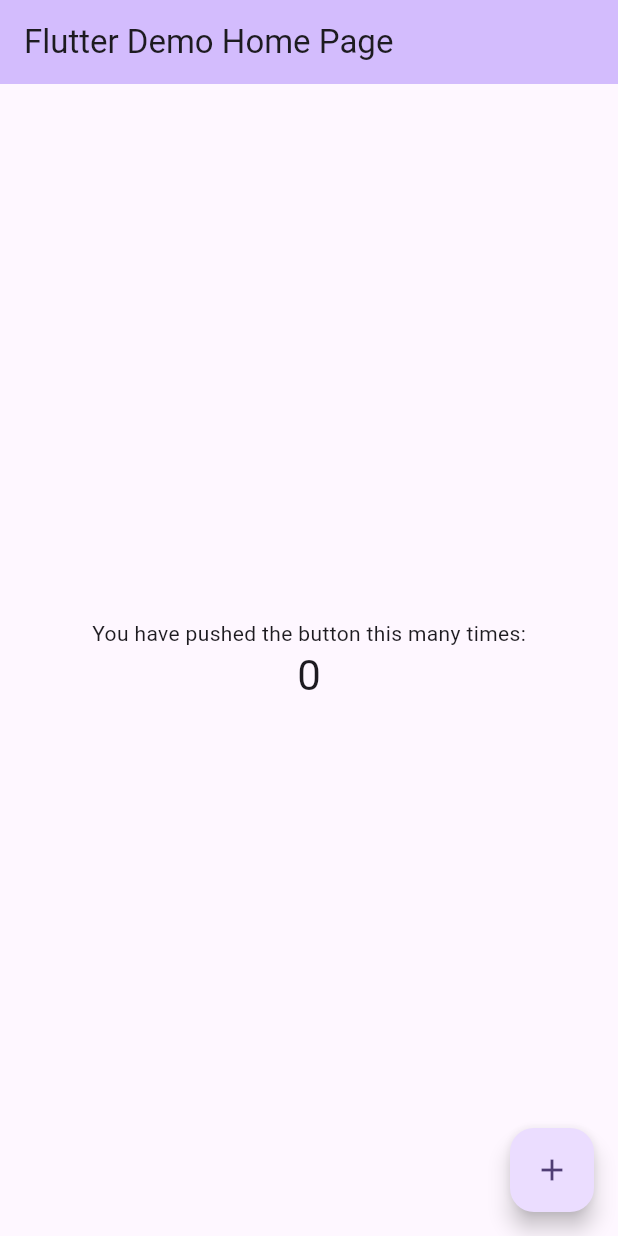
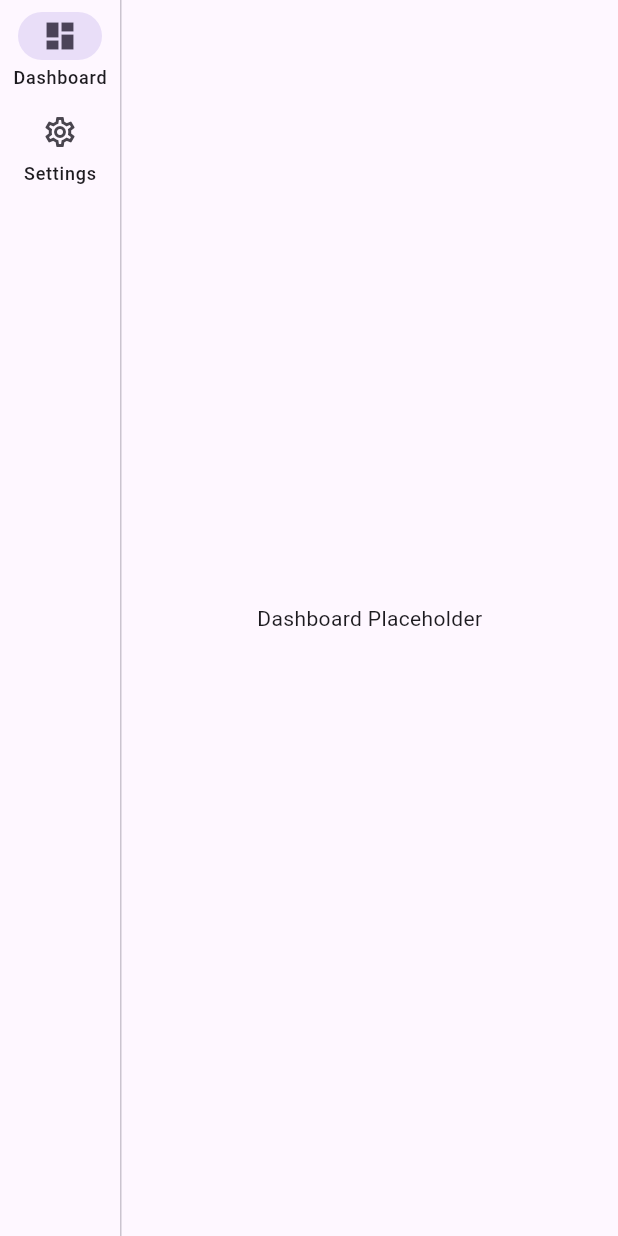
Before and after one commit to felements/flatplan, a Flutter app: the screen it shows after launch, on a phone screen of 412 x 824 dp. Run offline on Flutter 3.47's test engine with Material 3 defaults, Android fonts, the phone set to English and light mode, and no system bars; our stand-ins replace freezed_annotation, go_router, hooks_riverpod, riverpod_annotation, yaml; missing offline and left inert: json2yaml; generated files the repository leaves out were written again.

Commit message:
feat: Initialize Flutter application with Riverpod for state management and GoRouter for navigation, including core views and data providers.

```diff
--- a/lib/main.dart
+++ b/lib/main.dart
@@ -1,122 +1,24 @@
 import 'package:flutter/material.dart';
+import 'package:hooks_riverpod/hooks_riverpod.dart';
+import 'src/routing/app_router.dart';
 
 void main() {
-  runApp(const MyApp());
+  runApp(const ProviderScope(child: MyApp()));
 }
 
-class MyApp extends StatelessWidget {
+class MyApp extends ConsumerWidget {
   const MyApp({super.key});
 
-  // This widget is the root of your application.
   @override
-  Widget build(BuildContext context) {
-    return MaterialApp(
-      title: 'Flutter Demo',
+  Widget build(BuildContext context, WidgetRef ref) {
+    final router = ref.watch(appRouterProvider);
+
+    return MaterialApp.router(
+      title: 'FlatPlan',
       theme: ThemeData(
-        // This is the theme of your application.
-        //
-        // TRY THIS: Try running your application with "flutter run". You'll see
-        // the application has a purple toolbar. Then, without quitting the app,
-        // try changing the seedColor in the colorScheme below to Colors.green
-        // and then invoke "hot reload" (save your changes or press the "hot
-        // reload" button in a Flutter-supported IDE, or press "r" if you used
-        // the command line to start the app).
-        //
-        // Notice that the counter didn't reset back to zero; the application
-        // state is not lost during the reload. To reset the state, use hot
-        // restart instead.
-        //
-        // This works for code too, not just values: Most code changes can be
-        // tested with just a hot reload.
-        colorScheme: .fromSeed(seedColor: Colors.deepPurple),
+        colorScheme: ColorScheme.fromSeed(seedColor: Colors.deepPurple),
       ),
-      home: const MyHomePage(title: 'Flutter Demo Home Page'),
+      routerConfig: router,
     );
   }
 }
-
-class MyHomePage extends StatefulWidget {
-  const MyHomePage({super.key, required this.title});
-
-  // This widget is the home page of your application. It is stateful, meaning
-  // that it has a State object (defined below) that contains fields that affect
-  // how it looks.
-
-  // This class is the configuration for the state. It holds the values (in this
-  // case the title) provided by the parent (in this case the App widget) and
-  // used by the build method of the State. Fields in a Widget subclass are
-  // always marked "final".
-
-  final String title;
-
-  @override
-  State<MyHomePage> createState() => _MyHomePageState();
-}
-
-class _MyHomePageState extends State<MyHomePage> {
-  int _counter = 0;
-
-  void _incrementCounter() {
-    setState(() {
-      // This call to setState tells the Flutter framework that something has
-      // changed in this State, which causes it to rerun the build method below
-      // so that the display can reflect the updated values. If we changed
-      // _counter without calling setState(), then the build method would not be
-      // called again, and so nothing would appear to happen.
-      _counter++;
-    });
-  }
-
-  @override
-  Widget build(BuildContext context) {
-    // This method is rerun every time setState is called, for instance as done
-    // by the _incrementCounter method above.
-    //
-    // The Flutter framework has been optimized to make rerunning build methods
-    // fast, so that you can just rebuild anything that needs updating rather
-    // than having to individually change instances of widgets.
-    return Scaffold(
-      appBar: AppBar(
-        // TRY THIS: Try changing the color here to a specific color (to
-        // Colors.amber, perhaps?) and trigger a hot reload to see the AppBar
-        // change color while the other colors stay the same.
-        backgroundColor: Theme.of(context).colorScheme.inversePrimary,
-        // Here we take the value from the MyHomePage object that was created by
-        // the App.build method, and use it to set our appbar title.
-        title: Text(widget.title),
-      ),
-      body: Center(
-        // Center is a layout widget. It takes a single child and positions it
-        // in the middle of the parent.
-        child: Column(
-          // Column is also a layout widget. It takes a list of children and
-          // arranges them vertically. By default, it sizes itself to fit its
-          // children horizontally, and tries to be as tall as its parent.
-          //
-          // Column has various properties to control how it sizes itself and
-          // how it positions its children. Here we use mainAxisAlignment to
-          // center the children vertically; the main axis here is the vertical
-          // axis because Columns are vertical (the cross axis would be
-          // horizontal).
-          //
-          // TRY THIS: Invoke "debug painting" (choose the "Toggle Debug Paint"
-          // action in the IDE, or press "p" in the console), to see the
-          // wireframe for each widget.
-          mainAxisAlignment: .center,
-          children: [
-            const Text('You have pushed the button this many times:'),
-            Text(
-              '$_counter',
-              style: Theme.of(context).textTheme.headlineMedium,
-            ),
-          ],
-        ),
-      ),
-      floatingActionButton: FloatingActionButton(
-        onPressed: _incrementCounter,
-        tooltip: 'Increment',
-        child: const Icon(Icons.add),
-      ),
-    );
-  }
-}
--- /dev/null
+++ b/lib/src/views/app_shell.dart
@@ -0,0 +1,45 @@
+import 'package:flutter/material.dart';
+import 'package:go_router/go_router.dart';
+
+class AppShell extends StatelessWidget {
+  final StatefulNavigationShell navigationShell;
+
+  const AppShell({super.key, required this.navigationShell});
+
+  @override
+  Widget build(BuildContext context) {
+    return Scaffold(
+      body: Row(
+        children: [
+          NavigationRail(
+            selectedIndex: navigationShell.currentIndex,
+            onDestinationSelected: (int index) {
+              navigationShell.goBranch(
+                index,
+                // A common pattern when using bottom navigation bars or rails
+                // is to support navigating to the initial location when tapping
+                // the item that is already active.
+                initialLocation: index == navigationShell.currentIndex,
+              );
+            },
+            labelType: NavigationRailLabelType.all,
+            destinations: const [
+              NavigationRailDestination(
+                icon: Icon(Icons.dashboard_outlined),
+                selectedIcon: Icon(Icons.dashboard),
+                label: Text('Dashboard'),
+              ),
+              NavigationRailDestination(
+                icon: Icon(Icons.settings_outlined),
+                selectedIcon: Icon(Icons.settings),
+                label: Text('Settings'),
+              ),
+            ],
+          ),
+          const VerticalDivider(thickness: 1, width: 1),
+          Expanded(child: navigationShell),
+        ],
+      ),
+    );
+  }
+}
--- /dev/null
+++ b/lib/src/views/dashboard_view.dart
@@ -0,0 +1,14 @@
+import 'package:flutter/material.dart';
+
+class DashboardView extends StatelessWidget {
+  const DashboardView({super.key});
+
+  @override
+  Widget build(BuildContext context) {
+    return const Scaffold(
+      body: Center(
+        child: Text('Dashboard Placeholder'),
+      ),
+    );
+  }
+}
--- a/pubspec.yaml
+++ b/pubspec.yaml
@@ -40,6 +40,10 @@ dependencies:
   json_annotation: ^4.11.0
   go_router: ^17.1.0
   json2yaml: ^3.0.1
+  hooks_riverpod: ^3.2.1
+  flutter_hooks: ^0.21.3+1
+  riverpod_annotation: ^4.0.2
+  uuid: ^4.5.3
 
 dev_dependencies:
   flutter_test:
@@ -54,6 +58,7 @@ dev_dependencies:
   build_runner: ^2.11.1
   freezed: ^3.2.5
   json_serializable: ^6.13.0
+  riverpod_generator: ^4.0.3
 
 # For information on the generic Dart part of this file, see the
 # following page: https://dart.dev/tools/pub/pubspec
```
Also changed, not shown: lib/src/logic/period_logic.dart (added, +36 -0 lines), lib/src/providers/current_period_provider.dart (added, +87 -0 lines), lib/src/providers/period_stats_provider.dart (added, +105 -0 lines), lib/src/providers/repository_provider.dart (added, +9 -0 lines), lib/src/routing/app_router.dart (added, +61 -0 lines), lib/src/views/category_detail_view.dart (added, +17 -0 lines), lib/src/views/settings_view.dart (added, +14 -0 lines), lib/src/providers/current_period_provider.g.dart (added), lib/src/providers/period_stats_provider.freezed.dart (added), lib/src/providers/period_stats_provider.g.dart (added), lib/src/providers/repository_provider.g.dart (added), lib/src/routing/app_router.g.dart (added), pubspec.lock, 1 other file.
